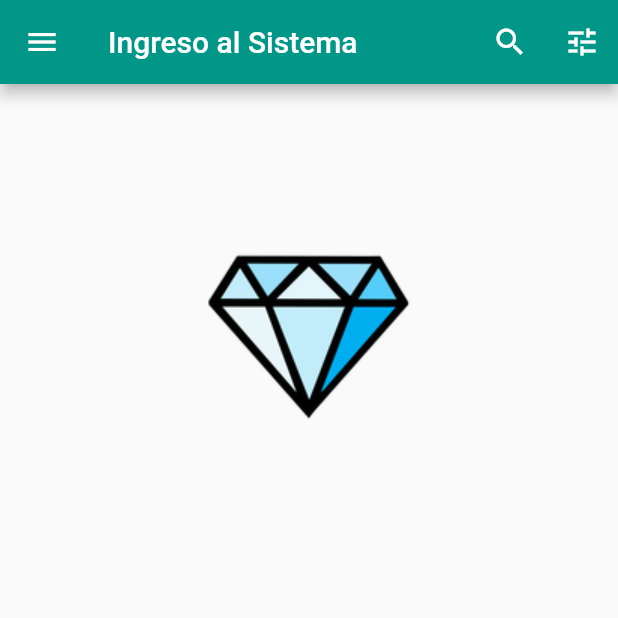
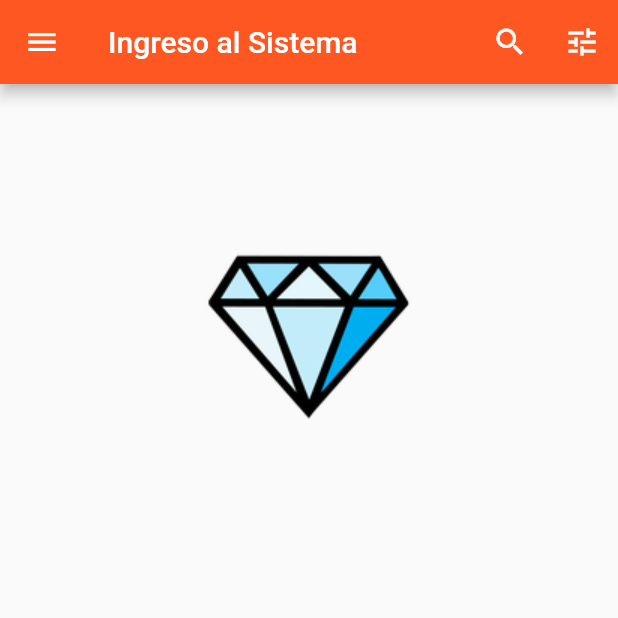
Before and after one commit to nava33/loginSencillo, a Flutter app: the screen it shows after launch, on a phone screen of 412 x 824 dp, the top half of it. Run offline on Flutter 3.47's test engine with Material 2 defaults, Android fonts, the phone set to English and light mode, and no system bars.

```diff
--- a/lib/main.dart
+++ b/lib/main.dart
@@ -11,7 +11,7 @@ class MiLoginApp extends StatelessWidget {
       title: 'AppMaster Nava',
       theme: ThemeData(
         brightness: Brightness.light,
-        primarySwatch: Colors.teal,
+        primarySwatch: Colors.deepOrange,
         visualDensity: VisualDensity.adaptivePlatformDensity,
       ),
       darkTheme: ThemeData(
@@ -83,10 +83,7 @@ class _IngresoSistemaState extends State<IngresoSistema> {
                 SizedBox(height: 16.0),
               ],
             ),
-
-
           ], // fin de widgets
-
         ), //fin de lisView
       ), // Area segura
     ); // fin de sacaffold
```
Lines whose indentation alone changed are shown as unchanged.
